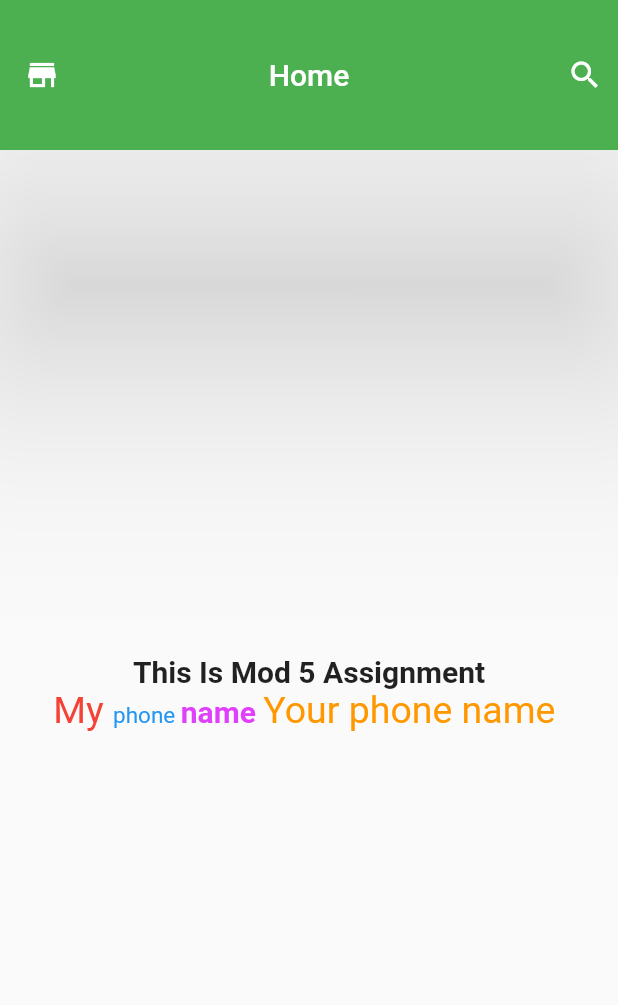
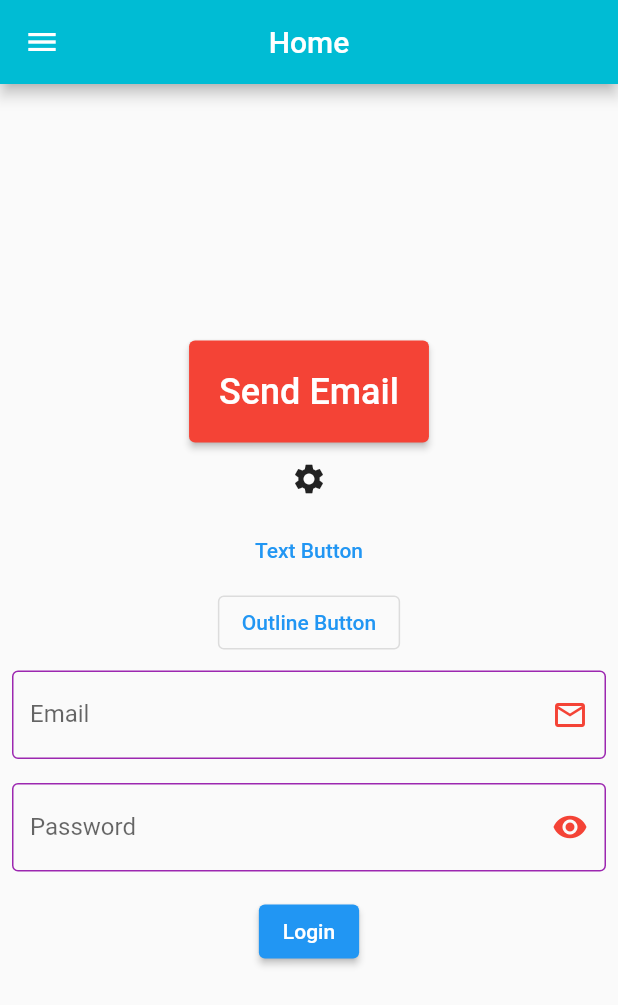
Before and after one commit to iamazmarul/myfirst_flutter_app, a Flutter app: the screen it shows after launch, on a phone screen of 412 x 824 dp. Shown: the top 1005 px of the screen. Run offline on Flutter 3.47's test engine with Material 2 defaults, Android fonts, the phone set to English and light mode, and no system bars; missing offline and left inert: dart:html.

Commit message:
Module 6

```diff
--- a/lib/main.dart
+++ b/lib/main.dart
@@ -1,3 +1,5 @@
+import 'dart:html';
+
 import 'package:flutter/material.dart';
 
 void main() {
@@ -21,45 +23,102 @@ class homePage extends StatelessWidget{
     return Scaffold(
       appBar: AppBar(
         title: Text("Home"),
+        backgroundColor: Colors.cyan,
         centerTitle: true,
-        backgroundColor: Colors.green,
-        toolbarHeight: 100,
-        elevation: 70,
-        leading: Icon(
-          Icons.store_mall_directory_sharp,
-        ),
-        actions: [
-          Padding(
-            padding: EdgeInsets.only(right: 10),
-            child: Icon(Icons.search),
-          ),
-        ],
+      ),
+      drawer: Drawer(
       ),
       body: Center(
         child: Column(
           mainAxisAlignment: MainAxisAlignment.center,
           children: [
-            Text("This Is Mod 5 Assignment",
-              style: TextStyle(
-              fontSize: 20,
-              fontWeight: FontWeight.bold,
-            ),),
-            Row(
-              mainAxisAlignment: MainAxisAlignment.center,
-              children: [
-                RichText(text: TextSpan(
-                  children: [
-                    TextSpan(text: 'My ', style: TextStyle(color: Colors.red, fontSize: 25,)),
-                    TextSpan(text: 'phone ', style: TextStyle(color: Colors.blue, fontSize: 15,)),
-                    TextSpan(text: 'name ', style: TextStyle(color: Colors.purpleAccent, fontSize: 20, fontWeight: FontWeight.w700)),
-                    TextSpan(text: 'Your phone name ', style: TextStyle(color: Colors.orange, fontSize: 25,)),
-                  ],
-                )),
-              ],
+            ElevatedButton(
+              style: ElevatedButton.styleFrom(
+                backgroundColor: Colors.red,
+                textStyle: TextStyle(
+                fontSize: 24,
+                fontWeight: FontWeight.w500
+                ),
+                padding: EdgeInsets.all(20),
+              ),
+              onLongPress: (){
+                print("Azmarul");
+              } ,
+              onPressed: (){
+                print("johnny");
+              }, child: Text("Send Email"),),
+            IconButton(
+              style: IconButton.styleFrom(
+                iconSize: 20,
+                padding: EdgeInsets.all(20),
+                backgroundColor: Colors.green,
+              ),
+              onPressed: (){}, icon: Icon(Icons.settings),),
+            TextButton(onPressed: (){}, child: Text("Text Button")),
+            OutlinedButton(onPressed: (){}, child: Text("Outline Button")),
+           Padding(
+             padding: const EdgeInsets.all(8.0),
+             child: TextField(
+            style: TextStyle(
+              color: Colors.black,
+            ),
+               decoration: InputDecoration(
+                 // fillColor: Colors.cyan,
+                 // filled: true,
+                 hintText: "john@domain.com",
+                 hintStyle: TextStyle(
+                   color: Colors.black45,
+                 ),
+                 suffixIcon: Icon(Icons.email_outlined, color: Colors.red),
+                 // prefixIcon: Icon(Icons.email_outlined, color: Colors.white),
+                 label: Text("Email"),
+                 border: OutlineInputBorder(),
+                 enabledBorder: OutlineInputBorder(
+                   borderSide: BorderSide (color: Colors.purple),
+                 ),
+               ),
+             ),
+           ),
+            Padding(
+              padding: const EdgeInsets.all(8.0),
+              child: TextField(
+                obscureText: true,
+                controller: TextEditingController(),
+                style: TextStyle(
+                  color: Colors.black,
+                ),
+                decoration: InputDecoration(
+                  // fillColor: Colors.cyan,
+                  // filled: true,
+                  hintText: "Enter Your Password",
+                  hintStyle: TextStyle(
+                    color: Colors.black45,
+                  ),
+                  suffixIcon: Icon(Icons.remove_red_eye, color: Colors.red),
+                  // prefixIcon: Icon(Icons.email_outlined, color: Colors.white),
+                  label: Text("Password"),
+                  border: OutlineInputBorder(),
+                  enabledBorder: OutlineInputBorder(
+                    borderSide: BorderSide (color: Colors.purple),
+                  ),
+                  disabledBorder: OutlineInputBorder(
+                    borderSide: BorderSide(color: Colors.red),
+                  ),
+                  focusedBorder: OutlineInputBorder(
+                      borderSide: BorderSide(color: Colors.green)
+                  ),
+                ),
+              ),
+            ),
+            Padding(
+              padding: const EdgeInsets.all(8),
+              child: ElevatedButton(
+                  onPressed: (){}, child: Text("Login")),
             )
           ],
         ),
       ),
     );
   }
+
 }
```
